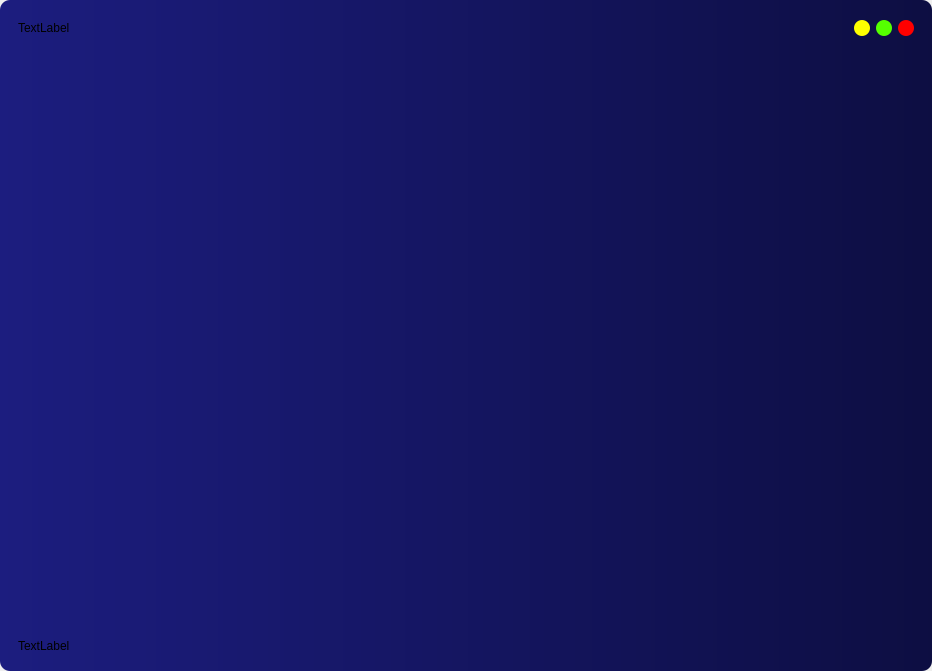
aaronkopplin/Metallic-Desktop, file gui.ui: the form before one commit.
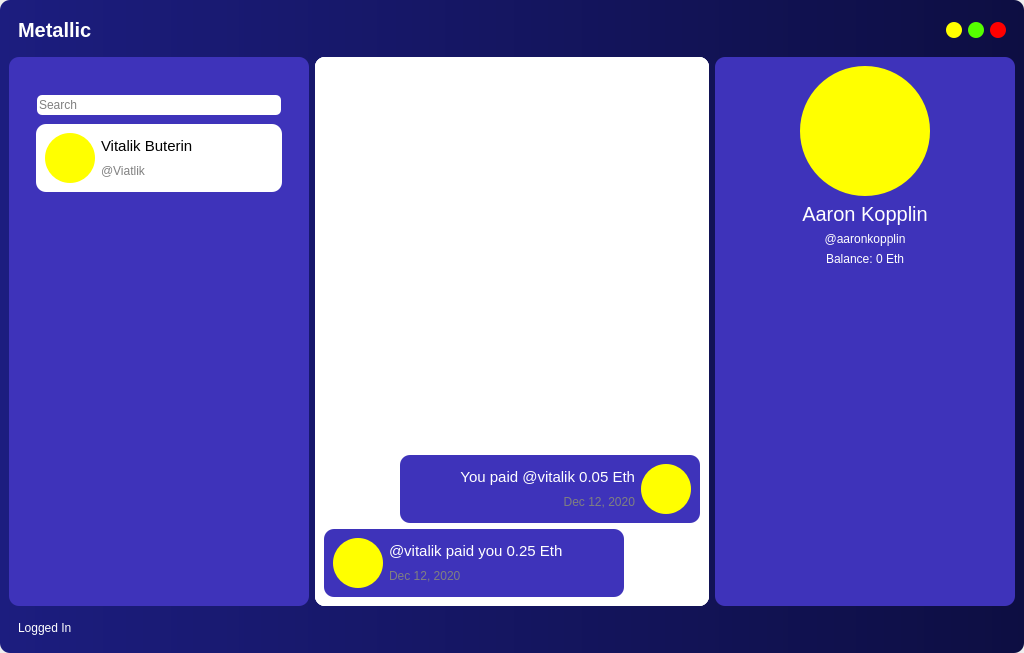
The form after the commit. Icons and pictures are not drawn.

What changed in the file:
```diff
--- a/gui.ui
+++ b/gui.ui
@@ -6,8 +6,8 @@
    <rect>
     <x>0</x>
     <y>0</y>
-    <width>932</width>
-    <height>671</height>
+    <width>1024</width>
+    <height>653</height>
    </rect>
   </property>
   <property name="windowTitle">
@@ -103,8 +103,14 @@
               <layout class="QHBoxLayout" name="horizontalLayout_7">
                <item>
                 <widget class="QLabel" name="label_2">
+                 <property name="styleSheet">
+                  <string notr="true">color:white; 
+font-size: 20px; 
+font-weight: bold;
+</string>
+                 </property>
                  <property name="text">
-                  <string>TextLabel</string>
+                  <string>Metallic</string>
                  </property>
                 </widget>
                </item>
@@ -268,32 +274,884 @@
         </widget>
        </item>
        <item>
-        <widget class="QFrame" name="frame_3">
-         <property name="styleSheet">
-          <string notr="true">border: none;</string>
-         </property>
-         <property name="frameShape">
-          <enum>QFrame::StyledPanel</enum>
-         </property>
-         <property name="frameShadow">
-          <enum>QFrame::Raised</enum>
-         </property>
-         <layout class="QGridLayout" name="gridLayout">
-          <item row="0" column="0">
-           <spacer name="verticalSpacer">
-            <property name="orientation">
-             <enum>Qt::Vertical</enum>
+        <layout class="QHBoxLayout" name="horizontalLayout_5">
+         <item>
+          <widget class="QFrame" name="frame_8">
+           <property name="sizePolicy">
+            <sizepolicy hsizetype="Minimum" vsizetype="Minimum">
+             <horstretch>0</horstretch>
+             <verstretch>0</verstretch>
+            </sizepolicy>
+           </property>
+           <property name="minimumSize">
+            <size>
+             <width>300</width>
+             <height>0</height>
+            </size>
+           </property>
+           <property name="maximumSize">
+            <size>
+             <width>300</width>
+             <height>16777215</height>
+            </size>
+           </property>
+           <property name="styleSheet">
+            <string notr="true">background-color: rgb(62, 51, 186); border-radius: 10px;</string>
+           </property>
+           <property name="frameShape">
+            <enum>QFrame::StyledPanel</enum>
+           </property>
+           <property name="frameShadow">
+            <enum>QFrame::Raised</enum>
+           </property>
+           <layout class="QVBoxLayout" name="verticalLayout_8">
+            <item>
+             <widget class="QFrame" name="frame_17">
+              <property name="frameShape">
+               <enum>QFrame::StyledPanel</enum>
+              </property>
+              <property name="frameShadow">
+               <enum>QFrame::Raised</enum>
+              </property>
+              <layout class="QHBoxLayout" name="horizontalLayout_15">
+               <property name="spacing">
+                <number>0</number>
+               </property>
+               <property name="leftMargin">
+                <number>0</number>
+               </property>
+               <property name="topMargin">
+                <number>0</number>
+               </property>
+               <property name="rightMargin">
+                <number>0</number>
+               </property>
+               <property name="bottomMargin">
+                <number>0</number>
+               </property>
+               <item>
+                <widget class="QPushButton" name="pushButton_2">
+                 <property name="text">
+                  <string/>
+                 </property>
+                 <property name="icon">
+                  <iconset>
+                   <normaloff>friends_icon.png</normaloff>friends_icon.png</iconset>
+                 </property>
+                </widget>
+               </item>
+               <item>
+                <widget class="QPushButton" name="pushButton">
+                 <property name="text">
+                  <string/>
+                 </property>
+                 <property name="icon">
+                  <iconset>
+                   <normaloff>globe_icon.png</normaloff>globe_icon.png</iconset>
+                 </property>
+                </widget>
+               </item>
+              </layout>
+             </widget>
+            </item>
+            <item>
+             <widget class="QStackedWidget" name="stackedWidget">
+              <property name="sizePolicy">
+               <sizepolicy hsizetype="Minimum" vsizetype="Minimum">
+                <horstretch>0</horstretch>
+                <verstretch>0</verstretch>
+               </sizepolicy>
+              </property>
+              <widget class="QWidget" name="page_3">
+               <layout class="QVBoxLayout" name="verticalLayout_12">
+                <item>
+                 <layout class="QVBoxLayout" name="verticalLayout_3">
+                  <property name="spacing">
+                   <number>0</number>
+                  </property>
+                  <item>
+                   <layout class="QHBoxLayout" name="horizontalLayout_14">
+                    <item>
+                     <widget class="QLineEdit" name="lineEdit">
+                      <property name="sizePolicy">
+                       <sizepolicy hsizetype="Maximum" vsizetype="Maximum">
+                        <horstretch>0</horstretch>
+                        <verstretch>0</verstretch>
+                       </sizepolicy>
+                      </property>
+                      <property name="minimumSize">
+                       <size>
+                        <width>0</width>
+                        <height>20</height>
+                       </size>
+                      </property>
+                      <property name="maximumSize">
+                       <size>
+                        <width>244</width>
+                        <height>20</height>
+                       </size>
+                      </property>
+                      <property name="styleSheet">
+                       <string notr="true">background-color: white; border-radius: 5px; </string>
+                      </property>
+                      <property name="placeholderText">
+                       <string>Search</string>
+                      </property>
+                     </widget>
+                    </item>
+                   </layout>
+                  </item>
+                  <item>
+                   <widget class="QScrollArea" name="scrollArea">
+                    <property name="sizePolicy">
+                     <sizepolicy hsizetype="Expanding" vsizetype="Expanding">
+                      <horstretch>0</horstretch>
+                      <verstretch>0</verstretch>
+                     </sizepolicy>
+                    </property>
+                    <property name="minimumSize">
+                     <size>
+                      <width>0</width>
+                      <height>0</height>
+                     </size>
+                    </property>
+                    <property name="maximumSize">
+                     <size>
+                      <width>10000</width>
+                      <height>16777215</height>
+                     </size>
+                    </property>
+                    <property name="styleSheet">
+                     <string notr="true"/>
+                    </property>
+                    <property name="widgetResizable">
+                     <bool>true</bool>
+                    </property>
+                    <widget class="QWidget" name="scrollAreaWidgetContents_2">
+                     <property name="geometry">
+                      <rect>
+                       <x>0</x>
+                       <y>0</y>
+                       <width>262</width>
+                       <height>462</height>
+                      </rect>
+                     </property>
+                     <layout class="QVBoxLayout" name="verticalLayout_6">
+                      <item>
+                       <widget class="QFrame" name="frame_6">
+                        <property name="sizePolicy">
+                         <sizepolicy hsizetype="Expanding" vsizetype="Maximum">
+                          <horstretch>0</horstretch>
+                          <verstretch>0</verstretch>
+                         </sizepolicy>
+                        </property>
+                        <property name="minimumSize">
+                         <size>
+                          <width>0</width>
+                          <height>0</height>
+                         </size>
+                        </property>
+                        <property name="maximumSize">
+                         <size>
+                          <width>262</width>
+                          <height>16777215</height>
+                         </size>
+                        </property>
+                        <property name="styleSheet">
+                         <string notr="true">background-color: white</string>
+                        </property>
+                        <property name="frameShape">
+                         <enum>QFrame::StyledPanel</enum>
+                        </property>
+                        <property name="frameShadow">
+                         <enum>QFrame::Raised</enum>
+                        </property>
+                        <layout class="QHBoxLayout" name="horizontalLayout_8">
+                         <item>
+                          <widget class="QLabel" name="v_label">
+                           <property name="sizePolicy">
+                            <sizepolicy hsizetype="Fixed" vsizetype="Fixed">
+                             <horstretch>0</horstretch>
+                             <verstretch>0</verstretch>
+                            </sizepolicy>
+                           </property>
+                           <property name="minimumSize">
+                            <size>
+                             <width>50</width>
+                             <height>50</height>
+                            </size>
+                           </property>
+                           <property name="maximumSize">
+                            <size>
+                             <width>50</width>
+                             <height>50</height>
+                            </size>
+                           </property>
+                           <property name="styleSheet">
+                            <string notr="true">border-radius: 25px;
+border: 2px;
+border-color: red;
+background-color: yellow;</string>
+                           </property>
+                           <property name="text">
+                            <string/>
+                           </property>
+                          </widget>
+                         </item>
+                         <item>
+                          <widget class="QFrame" name="frame_7">
+                           <property name="sizePolicy">
+                            <sizepolicy hsizetype="Minimum" vsizetype="Maximum">
+                             <horstretch>0</horstretch>
+                             <verstretch>0</verstretch>
+                            </sizepolicy>
+                           </property>
+                           <property name="minimumSize">
+                            <size>
+                             <width>0</width>
+                             <height>50</height>
+                            </size>
+                           </property>
+                           <property name="frameShape">
+                            <enum>QFrame::StyledPanel</enum>
+                           </property>
+                           <property name="frameShadow">
+                            <enum>QFrame::Raised</enum>
+                           </property>
+                           <layout class="QVBoxLayout" name="verticalLayout_7">
+                            <property name="spacing">
+                             <number>0</number>
+                            </property>
+                            <property name="leftMargin">
+                             <number>0</number>
+                            </property>
+                            <property name="topMargin">
+                             <number>0</number>
+                            </property>
+                            <property name="rightMargin">
+                             <number>0</number>
+                            </property>
+                            <property name="bottomMargin">
+                             <number>0</number>
+                            </property>
+                            <item>
+                             <widget class="QLabel" name="label_5">
+                              <property name="sizePolicy">
+                               <sizepolicy hsizetype="Expanding" vsizetype="Preferred">
+                                <horstretch>0</horstretch>
+                                <verstretch>0</verstretch>
+                               </sizepolicy>
+                              </property>
+                              <property name="styleSheet">
+                               <string notr="true">font-size: 15px;</string>
+                              </property>
+                              <property name="text">
+                               <string>Vitalik Buterin</string>
+                              </property>
+                             </widget>
+                            </item>
+                            <item>
+                             <widget class="QLabel" name="label_6">
+                              <property name="sizePolicy">
+                               <sizepolicy hsizetype="Expanding" vsizetype="Preferred">
+                                <horstretch>0</horstretch>
+                                <verstretch>0</verstretch>
+                               </sizepolicy>
+                              </property>
+                              <property name="styleSheet">
+                               <string notr="true">color: grey;</string>
+                              </property>
+                              <property name="text">
+                               <string>@Viatlik</string>
+                              </property>
+                             </widget>
+                            </item>
+                           </layout>
+                          </widget>
+                         </item>
+                        </layout>
+                       </widget>
+                      </item>
+                      <item>
+                       <spacer name="verticalSpacer_2">
+                        <property name="orientation">
+                         <enum>Qt::Vertical</enum>
+                        </property>
+                        <property name="sizeHint" stdset="0">
+                         <size>
+                          <width>20</width>
+                          <height>40</height>
+                         </size>
+                        </property>
+                       </spacer>
+                      </item>
+                     </layout>
+                    </widget>
+                   </widget>
+                  </item>
+                 </layout>
+                </item>
+               </layout>
+              </widget>
+              <widget class="QWidget" name="page_4"/>
+             </widget>
+            </item>
+           </layout>
+          </widget>
+         </item>
+         <item>
+          <widget class="QFrame" name="frame_10">
+           <property name="styleSheet">
+            <string notr="true">background-color: rgb(255, 255, 255); border-radius: 10px; border: none;</string>
+           </property>
+           <property name="frameShape">
+            <enum>QFrame::StyledPanel</enum>
+           </property>
+           <property name="frameShadow">
+            <enum>QFrame::Raised</enum>
+           </property>
+           <layout class="QVBoxLayout" name="verticalLayout_9">
+            <property name="spacing">
+             <number>0</number>
             </property>
-            <property name="sizeHint" stdset="0">
-             <size>
-              <width>20</width>
-              <height>40</height>
-             </size>
+            <property name="leftMargin">
+             <number>0</number>
             </property>
-           </spacer>
-          </item>
-         </layout>
-        </widget>
+            <property name="topMargin">
+             <number>0</number>
+            </property>
+            <property name="rightMargin">
+             <number>0</number>
+            </property>
+            <property name="bottomMargin">
+             <number>0</number>
+            </property>
+            <item>
+             <widget class="QScrollArea" name="scrollArea_2">
+              <property name="widgetResizable">
+               <bool>true</bool>
+              </property>
+              <widget class="QWidget" name="scrollAreaWidgetContents">
+               <property name="geometry">
+                <rect>
+                 <x>0</x>
+                 <y>0</y>
+                 <width>392</width>
+                 <height>544</height>
+                </rect>
+               </property>
+               <layout class="QVBoxLayout" name="verticalLayout_4">
+                <item>
+                 <spacer name="verticalSpacer">
+                  <property name="orientation">
+                   <enum>Qt::Vertical</enum>
+                  </property>
+                  <property name="sizeHint" stdset="0">
+                   <size>
+                    <width>20</width>
+                    <height>40</height>
+                   </size>
+                  </property>
+                 </spacer>
+                </item>
+                <item>
+                 <widget class="QFrame" name="frame_15">
+                  <property name="sizePolicy">
+                   <sizepolicy hsizetype="Expanding" vsizetype="Preferred">
+                    <horstretch>0</horstretch>
+                    <verstretch>0</verstretch>
+                   </sizepolicy>
+                  </property>
+                  <property name="frameShape">
+                   <enum>QFrame::StyledPanel</enum>
+                  </property>
+                  <property name="frameShadow">
+                   <enum>QFrame::Raised</enum>
+                  </property>
+                  <layout class="QHBoxLayout" name="horizontalLayout_12">
+                   <property name="spacing">
+                    <number>0</number>
+                   </property>
+                   <property name="leftMargin">
+                    <number>0</number>
+                   </property>
+                   <property name="topMargin">
+                    <number>0</number>
+                   </property>
+                   <property name="rightMargin">
+                    <number>0</number>
+                   </property>
+                   <property name="bottomMargin">
+                    <number>0</number>
+                   </property>
+                   <item>
+                    <spacer name="horizontalSpacer">
+                     <property name="orientation">
+                      <enum>Qt::Horizontal</enum>
+                     </property>
+                     <property name="sizeHint" stdset="0">
+                      <size>
+                       <width>40</width>
+                       <height>20</height>
+                      </size>
+                     </property>
+                    </spacer>
+                   </item>
+                   <item>
+                    <widget class="QFrame" name="frame_9">
+                     <property name="sizePolicy">
+                      <sizepolicy hsizetype="Maximum" vsizetype="Maximum">
+                       <horstretch>0</horstretch>
+                       <verstretch>0</verstretch>
+                      </sizepolicy>
+                     </property>
+                     <property name="minimumSize">
+                      <size>
+                       <width>300</width>
+                       <height>0</height>
+                      </size>
+                     </property>
+                     <property name="maximumSize">
+                      <size>
+                       <width>300</width>
+                       <height>16777215</height>
+                      </size>
+                     </property>
+                     <property name="styleSheet">
+                      <string notr="true">background-color: rgb(62, 51, 186);</string>
+                     </property>
+                     <property name="frameShape">
+                      <enum>QFrame::StyledPanel</enum>
+                     </property>
+                     <property name="frameShadow">
+                      <enum>QFrame::Raised</enum>
+                     </property>
+                     <layout class="QHBoxLayout" name="horizontalLayout_10">
+                      <item>
+                       <widget class="QFrame" name="frame_12">
+                        <property name="sizePolicy">
+                         <sizepolicy hsizetype="Minimum" vsizetype="Maximum">
+                          <horstretch>0</horstretch>
+                          <verstretch>0</verstretch>
+                         </sizepolicy>
+                        </property>
+                        <property name="minimumSize">
+                         <size>
+                          <width>0</width>
+                          <height>50</height>
+                         </size>
+                        </property>
+                        <property name="frameShape">
+                         <enum>QFrame::StyledPanel</enum>
+                        </property>
+                        <property name="frameShadow">
+                         <enum>QFrame::Raised</enum>
+                        </property>
+                        <layout class="QVBoxLayout" name="verticalLayout_10">
+                         <property name="spacing">
+                          <number>0</number>
+                         </property>
+                         <property name="leftMargin">
+                          <number>0</number>
+                         </property>
+                         <property name="topMargin">
+                          <number>0</number>
+                         </property>
+                         <property name="rightMargin">
+                          <number>0</number>
+                         </property>
+                         <property name="bottomMargin">
+                          <number>0</number>
+                         </property>
+                         <item>
+                          <widget class="QLabel" name="label_9">
+                           <property name="styleSheet">
+                            <string notr="true">font-size: 15px; color: white</string>
+                           </property>
+                           <property name="text">
+                            <string>You paid @vitalik 0.05 Eth</string>
+                           </property>
+                           <property name="alignment">
+                            <set>Qt::AlignRight|Qt::AlignTrailing|Qt::AlignVCenter</set>
+                           </property>
+                          </widget>
+                         </item>
+                         <item>
+                          <widget class="QLabel" name="label_11">
+                           <property name="styleSheet">
+                            <string notr="true">color: grey;</string>
+                           </property>
+                           <property name="text">
+                            <string>Dec 12, 2020</string>
+                           </property>
+                           <property name="alignment">
+                            <set>Qt::AlignRight|Qt::AlignTrailing|Qt::AlignVCenter</set>
+                           </property>
+                          </widget>
+                         </item>
+                        </layout>
+                       </widget>
+                      </item>
+                      <item>
+                       <widget class="QLabel" name="payment_avi">
+                        <property name="sizePolicy">
+                         <sizepolicy hsizetype="Maximum" vsizetype="MinimumExpanding">
+                          <horstretch>0</horstretch>
+                          <verstretch>0</verstretch>
+                         </sizepolicy>
+                        </property>
+                        <property name="maximumSize">
+                         <size>
+                          <width>50</width>
+                          <height>50</height>
+                         </size>
+                        </property>
+                        <property name="styleSheet">
+                         <string notr="true">border-radius: 25px;
+border: 2px;
+border-color: red;
+background-color: yellow;</string>
+                        </property>
+                        <property name="text">
+                         <string/>
+                        </property>
+                       </widget>
+                      </item>
+                     </layout>
+                    </widget>
+                   </item>
+                  </layout>
+                 </widget>
+                </item>
+                <item>
+                 <widget class="QFrame" name="frame_16">
+                  <property name="sizePolicy">
+                   <sizepolicy hsizetype="Expanding" vsizetype="Preferred">
+                    <horstretch>0</horstretch>
+                    <verstretch>0</verstretch>
+                   </sizepolicy>
+                  </property>
+                  <property name="frameShape">
+                   <enum>QFrame::StyledPanel</enum>
+                  </property>
+                  <property name="frameShadow">
+                   <enum>QFrame::Raised</enum>
+                  </property>
+                  <layout class="QHBoxLayout" name="horizontalLayout_13">
+                   <property name="spacing">
+                    <number>0</number>
+                   </property>
+                   <property name="leftMargin">
+                    <number>0</number>
+                   </property>
+                   <property name="topMargin">
+                    <number>0</number>
+                   </property>
+                   <property name="rightMargin">
+                    <number>0</number>
+                   </property>
+                   <property name="bottomMargin">
+                    <number>0</number>
+                   </property>
+                   <item>
+                    <widget class="QFrame" name="frame_13">
+                     <property name="sizePolicy">
+                      <sizepolicy hsizetype="Preferred" vsizetype="Maximum">
+                       <horstretch>0</horstretch>
+                       <verstretch>0</verstretch>
+                      </sizepolicy>
+                     </property>
+                     <property name="minimumSize">
+                      <size>
+                       <width>300</width>
+                       <height>0</height>
+                      </size>
+                     </property>
+                     <property name="styleSheet">
+                      <string notr="true">background-color: rgb(62, 51, 186)</string>
+                     </property>
+                     <property name="frameShape">
+                      <enum>QFrame::StyledPanel</enum>
+                     </property>
+                     <property name="frameShadow">
+                      <enum>QFrame::Raised</enum>
+                     </property>
+                     <layout class="QHBoxLayout" name="horizontalLayout_11">
+                      <item>
+                       <widget class="QLabel" name="payment_avi_2">
+                        <property name="sizePolicy">
+                         <sizepolicy hsizetype="Maximum" vsizetype="MinimumExpanding">
+                          <horstretch>0</horstretch>
+                          <verstretch>0</verstretch>
+                         </sizepolicy>
+                        </property>
+                        <property name="maximumSize">
+                         <size>
+                          <width>50</width>
+                          <height>50</height>
+                         </size>
+                        </property>
+                        <property name="styleSheet">
+                         <string notr="true">border-radius: 25px;
+border: 2px;
+border-color: red;
+background-color: yellow;</string>
+                        </property>
+                        <property name="text">
+                         <string/>
+                        </property>
+                       </widget>
+                      </item>
+                      <item>
+                       <widget class="QFrame" name="frame_14">
+                        <property name="sizePolicy">
+                         <sizepolicy hsizetype="Minimum" vsizetype="Maximum">
+                          <horstretch>0</horstretch>
+                          <verstretch>0</verstretch>
+                         </sizepolicy>
+                        </property>
+                        <property name="minimumSize">
+                         <size>
+                          <width>0</width>
+                          <height>50</height>
+                         </size>
+                        </property>
+                        <property name="frameShape">
+                         <enum>QFrame::StyledPanel</enum>
+                        </property>
+                        <property name="frameShadow">
+                         <enum>QFrame::Raised</enum>
+                        </property>
+                        <layout class="QVBoxLayout" name="verticalLayout_11">
+                         <property name="spacing">
+                          <number>0</number>
+                         </property>
+                         <property name="leftMargin">
+                          <number>0</number>
+                         </property>
+                         <property name="topMargin">
+                          <number>0</number>
+                         </property>
+                         <property name="rightMargin">
+                          <number>0</number>
+                         </property>
+                         <property name="bottomMargin">
+                          <number>0</number>
+                         </property>
+                         <item>
+                          <widget class="QLabel" name="label_10">
+                           <property name="styleSheet">
+                            <string notr="true">font-size: 15px; color: white;</string>
+                           </property>
+                           <property name="text">
+                            <string>@vitalik paid you 0.25 Eth</string>
+                           </property>
+                           <property name="alignment">
+                            <set>Qt::AlignLeading|Qt::AlignLeft|Qt::AlignVCenter</set>
+                           </property>
+                          </widget>
+                         </item>
+                         <item>
+                          <widget class="QLabel" name="label_12">
+                           <property name="styleSheet">
+                            <string notr="true">color: grey;</string>
+                           </property>
+                           <property name="text">
+                            <string>Dec 12, 2020</string>
+                           </property>
+                           <property name="alignment">
+                            <set>Qt::AlignLeading|Qt::AlignLeft|Qt::AlignVCenter</set>
+                           </property>
+                          </widget>
+                         </item>
+                        </layout>
+                       </widget>
+                      </item>
+                     </layout>
+                    </widget>
+                   </item>
+                   <item>
+                    <spacer name="horizontalSpacer_2">
+                     <property name="orientation">
+                      <enum>Qt::Horizontal</enum>
+                     </property>
+                     <property name="sizeHint" stdset="0">
+                      <size>
+                       <width>40</width>
+                       <height>20</height>
+                      </size>
+                     </property>
+                    </spacer>
+                   </item>
+                  </layout>
+                 </widget>
+                </item>
+               </layout>
+              </widget>
+             </widget>
+            </item>
+           </layout>
+          </widget>
+         </item>
+         <item>
+          <widget class="QFrame" name="frame_5">
+           <property name="sizePolicy">
+            <sizepolicy hsizetype="Minimum" vsizetype="Preferred">
+             <horstretch>0</horstretch>
+             <verstretch>0</verstretch>
+            </sizepolicy>
+           </property>
+           <property name="minimumSize">
+            <size>
+             <width>300</width>
+             <height>0</height>
+            </size>
+           </property>
+           <property name="styleSheet">
+            <string notr="true">background-color: rgb(62, 51, 186); border-radius: 10px;</string>
+           </property>
+           <property name="frameShape">
+            <enum>QFrame::StyledPanel</enum>
+           </property>
+           <property name="frameShadow">
+            <enum>QFrame::Raised</enum>
+           </property>
+           <layout class="QVBoxLayout" name="verticalLayout_5">
+            <item>
+             <widget class="QFrame" name="frame_11">
+              <property name="sizePolicy">
+               <sizepolicy hsizetype="Minimum" vsizetype="Fixed">
+                <horstretch>0</horstretch>
+                <verstretch>0</verstretch>
+               </sizepolicy>
+              </property>
+              <property name="minimumSize">
+               <size>
+                <width>275</width>
+                <height>130</height>
+               </size>
+              </property>
+              <property name="maximumSize">
+               <size>
+                <width>16777215</width>
+                <height>130</height>
+               </size>
+              </property>
+              <property name="sizeIncrement">
+               <size>
+                <width>0</width>
+                <height>130</height>
+               </size>
+              </property>
+              <property name="styleSheet">
+               <string notr="true"/>
+              </property>
+              <property name="frameShape">
+               <enum>QFrame::StyledPanel</enum>
+              </property>
+              <property name="frameShadow">
+               <enum>QFrame::Raised</enum>
+              </property>
+              <layout class="QHBoxLayout" name="horizontalLayout_9">
+               <property name="spacing">
+                <number>0</number>
+               </property>
+               <property name="leftMargin">
+                <number>0</number>
+               </property>
+               <property name="topMargin">
+                <number>0</number>
+               </property>
+               <property name="rightMargin">
+                <number>0</number>
+               </property>
+               <property name="bottomMargin">
+                <number>0</number>
+               </property>
+               <item>
+                <widget class="QLabel" name="profile_label">
+                 <property name="sizePolicy">
+                  <sizepolicy hsizetype="Maximum" vsizetype="MinimumExpanding">
+                   <horstretch>0</horstretch>
+                   <verstretch>0</verstretch>
+                  </sizepolicy>
+                 </property>
+                 <property name="maximumSize">
+                  <size>
+                   <width>130</width>
+                   <height>130</height>
+                  </size>
+                 </property>
+                 <property name="styleSheet">
+                  <string notr="true">border-radius: 65px;
+border: 2px;
+border-color: red;
+background-color: yellow;</string>
+                 </property>
+                 <property name="text">
+                  <string/>
+                 </property>
+                </widget>
+               </item>
+              </layout>
+             </widget>
+            </item>
+            <item>
+             <widget class="QLabel" name="label_7">
+              <property name="styleSheet">
+               <string notr="true">font-size: 20px; color: white;</string>
+              </property>
+              <property name="text">
+               <string>Aaron Kopplin</string>
+              </property>
+              <property name="alignment">
+               <set>Qt::AlignCenter</set>
+              </property>
+             </widget>
+            </item>
+            <item>
+             <widget class="QLabel" name="label_3">
+              <property name="styleSheet">
+               <string notr="true">color: white;</string>
+              </property>
+              <property name="text">
+               <string>@aaronkopplin</string>
+              </property>
+              <property name="alignment">
+               <set>Qt::AlignCenter</set>
+              </property>
+             </widget>
+            </item>
+            <item>
+             <widget class="QLabel" name="label_8">
+              <property name="styleSheet">
+               <string notr="true">color: white;</string>
+              </property>
+              <property name="text">
+               <string>Balance: 0 Eth</string>
+              </property>
+              <property name="alignment">
+               <set>Qt::AlignCenter</set>
+              </property>
+             </widget>
+            </item>
+            <item>
+             <spacer name="verticalSpacer_4">
+              <property name="orientation">
+               <enum>Qt::Vertical</enum>
+              </property>
+              <property name="sizeHint" stdset="0">
+               <size>
+                <width>20</width>
+                <height>40</height>
+               </size>
+              </property>
+             </spacer>
+            </item>
+           </layout>
+          </widget>
+         </item>
+        </layout>
        </item>
        <item>
         <widget class="QFrame" name="frame_2">
@@ -309,8 +1167,11 @@
          <layout class="QHBoxLayout" name="horizontalLayout_3">
           <item>
            <widget class="QLabel" name="label">
+            <property name="styleSheet">
+             <string notr="true">color: white;</string>
+            </property>
             <property name="text">
-             <string>TextLabel</string>
+             <string>Logged In</string>
             </property>
            </widget>
           </item>
```
